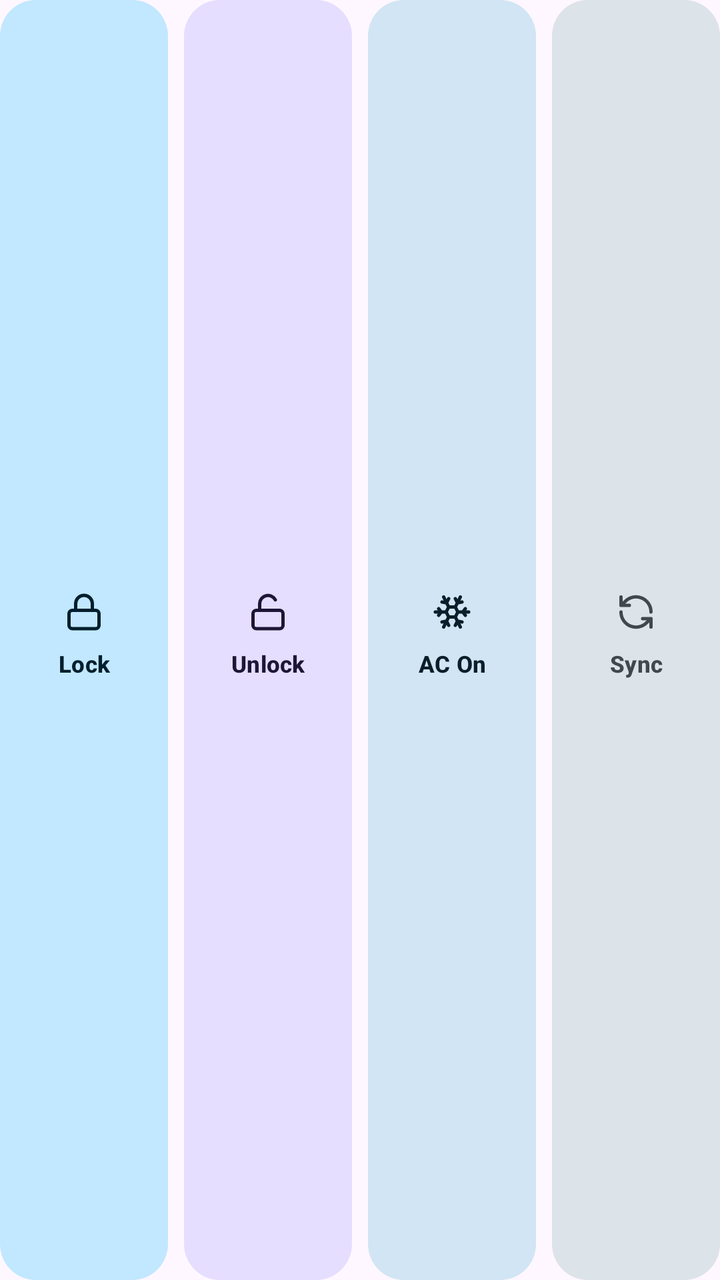
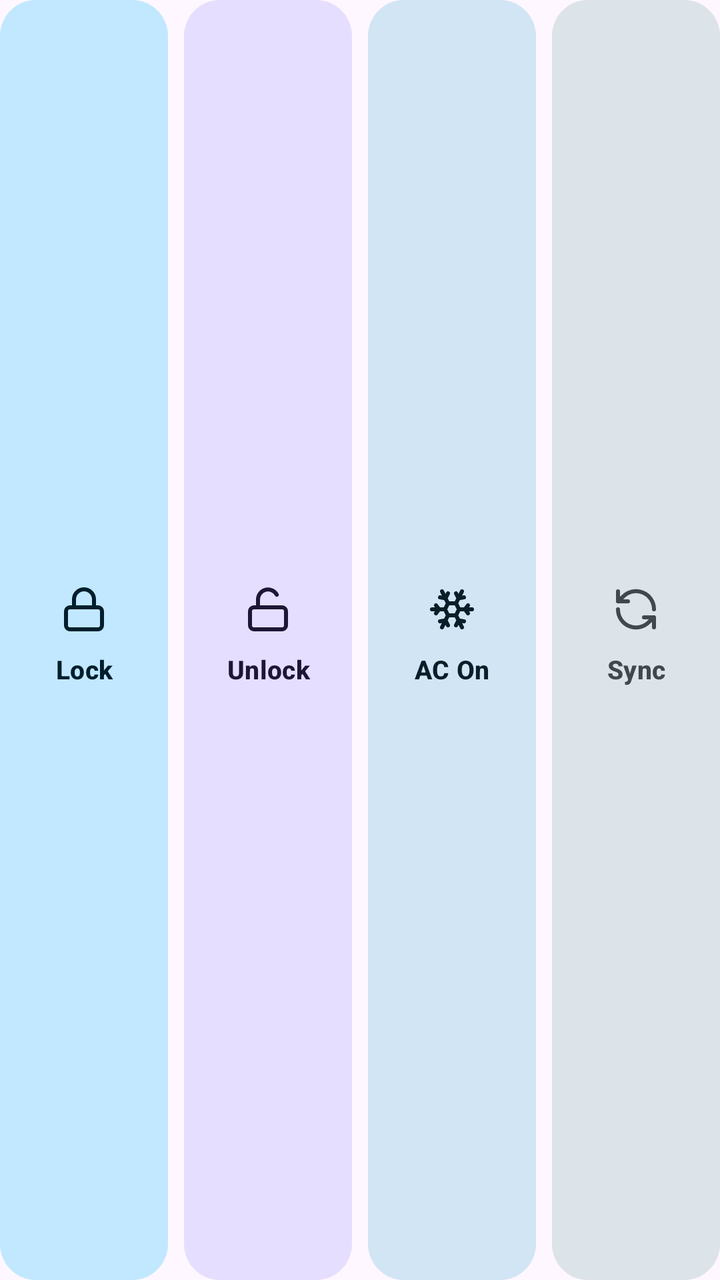

Screens rendered from an Android XML layout before and after an edit, with the pre-edit source and the edit as a unified diff.
<!-- AndroidManifest.xml: application theme Theme.BydWatch -->
<!-- res/layout/include_widget_4x3_actions.xml -->
<?xml version="1.0" encoding="utf-8"?>
<LinearLayout xmlns:android="http://schemas.android.com/apk/res/android"
    android:layout_width="match_parent"
    android:layout_height="64dp"
    android:orientation="horizontal">

    <LinearLayout
        android:id="@+id/tileWidgetLock"
        android:layout_width="0dp"
        android:layout_height="match_parent"
        android:layout_marginEnd="4dp"
        android:layout_weight="1"
        android:background="@drawable/bg_widget_btn_primary"
        android:gravity="center"
        android:orientation="vertical"
        android:paddingHorizontal="4dp">

        <ImageView
            android:id="@+id/ivWidgetLock"
            android:layout_width="20dp"
            android:layout_height="20dp"
            android:layout_marginBottom="4dp"
            android:importantForAccessibility="no"
            android:src="@drawable/ic_slot_lock"
            android:tint="@color/widget_on_primary_container" />

        <Button
            android:id="@+id/btnWidgetLock"
            android:layout_width="match_parent"
            android:layout_height="wrap_content"
            android:background="@android:color/transparent"
            android:ellipsize="end"
            android:gravity="center"
            android:maxLines="1"
            android:minWidth="0dp"
            android:minHeight="0dp"
            android:padding="0dp"
            android:stateListAnimator="@null"
            android:text="Lock"
            android:textAllCaps="false"
            android:textColor="@color/widget_on_primary_container"
            android:textSize="11.5sp"
            android:textStyle="bold" />
    </LinearLayout>

    <LinearLayout
        android:id="@+id/tileWidgetUnlock"
        android:layout_width="0dp"
        android:layout_height="match_parent"
        android:layout_marginHorizontal="4dp"
        android:layout_weight="1"
        android:background="@drawable/bg_widget_btn_tertiary"
        android:gravity="center"
        android:orientation="vertical"
        android:paddingHorizontal="4dp">

        <ImageView
            android:id="@+id/ivWidgetUnlock"
            android:layout_width="20dp"
            android:layout_height="20dp"
            android:layout_marginBottom="4dp"
            android:importantForAccessibility="no"
            android:src="@drawable/ic_slot_unlock"
            android:tint="@color/widget_on_tertiary_container" />

        <Button
            android:id="@+id/btnWidgetUnlock"
            android:layout_width="match_parent"
            android:layout_height="wrap_content"
            android:background="@android:color/transparent"
            android:ellipsize="end"
            android:gravity="center"
            android:maxLines="1"
            android:minWidth="0dp"
            android:minHeight="0dp"
            android:padding="0dp"
            android:stateListAnimator="@null"
            android:text="Unlock"
            android:textAllCaps="false"
            android:textColor="@color/widget_on_tertiary_container"
            android:textSize="11.5sp"
            android:textStyle="bold" />
    </LinearLayout>

    <LinearLayout
        android:id="@+id/tileWidgetAc"
        android:layout_width="0dp"
        android:layout_height="match_parent"
        android:layout_marginHorizontal="4dp"
        android:layout_weight="1"
        android:background="@drawable/bg_widget_btn_secondary"
        android:gravity="center"
        android:orientation="vertical"
        android:paddingHorizontal="4dp">

        <ImageView
            android:id="@+id/ivWidgetAc"
            android:layout_width="20dp"
            android:layout_height="20dp"
            android:layout_marginBottom="4dp"
            android:importantForAccessibility="no"
            android:src="@drawable/ic_slot_ac"
            android:tint="@color/widget_on_secondary_container" />

        <Button
            android:id="@+id/btnWidgetAc"
            android:layout_width="match_parent"
            android:layout_height="wrap_content"
            android:background="@android:color/transparent"
            android:ellipsize="end"
            android:gravity="center"
            android:maxLines="1"
            android:minWidth="0dp"
            android:minHeight="0dp"
            android:padding="0dp"
            android:stateListAnimator="@null"
            android:text="AC On"
            android:textAllCaps="false"
            android:textColor="@color/widget_on_secondary_container"
            android:textSize="11.5sp"
            android:textStyle="bold" />
    </LinearLayout>

    <LinearLayout
        android:id="@+id/tileWidgetRefresh"
        android:layout_width="0dp"
        android:layout_height="match_parent"
        android:layout_marginStart="4dp"
        android:layout_weight="1"
        android:background="@drawable/bg_widget_btn_tonal"
        android:gravity="center"
        android:orientation="vertical"
        android:paddingHorizontal="4dp">

        <ImageView
            android:id="@+id/ivWidgetRefresh"
            android:layout_width="20dp"
            android:layout_height="20dp"
            android:layout_marginBottom="4dp"
            android:importantForAccessibility="no"
            android:src="@drawable/ic_slot_sync"
            android:tint="@color/widget_on_surface_variant" />

        <Button
            android:id="@+id/btnWidgetRefresh"
            android:layout_width="match_parent"
            android:layout_height="wrap_content"
            android:background="@android:color/transparent"
            android:ellipsize="end"
            android:gravity="center"
            android:maxLines="1"
            android:minWidth="0dp"
            android:minHeight="0dp"
            android:padding="0dp"
            android:stateListAnimator="@null"
            android:text="Sync"
            android:textAllCaps="false"
            android:textColor="@color/widget_on_surface_variant"
            android:textSize="11.5sp"
            android:textStyle="bold" />
    </LinearLayout>
</LinearLayout>
<!-- resources referenced by this layout -->
<resources>
  <color name="widget_on_primary_container">#002114</color>
  <color name="widget_on_secondary_container">#001E30</color>
  <color name="widget_on_surface_variant">#414944</color>
  <color name="widget_on_tertiary_container">#2B1700</color>
  <!-- drawable bg_widget_btn_primary (drawable) -->
  <?xml version="1.0" encoding="utf-8"?>
  <shape xmlns:android="http://schemas.android.com/apk/res/android"
      android:shape="rectangle">
      <solid android:color="@color/widget_primary_container" />
      <corners android:radius="18dp" />
  </shape>
  <!-- drawable bg_widget_btn_secondary (drawable) -->
  <?xml version="1.0" encoding="utf-8"?>
  <shape xmlns:android="http://schemas.android.com/apk/res/android"
      android:shape="rectangle">
      <solid android:color="@color/widget_secondary_container" />
      <corners android:radius="18dp" />
  </shape>
  <!-- drawable bg_widget_btn_tertiary (drawable) -->
  <?xml version="1.0" encoding="utf-8"?>
  <shape xmlns:android="http://schemas.android.com/apk/res/android"
      android:shape="rectangle">
      <solid android:color="@color/widget_tertiary_container" />
      <corners android:radius="18dp" />
  </shape>
  <!-- drawable bg_widget_btn_tonal (drawable) -->
  <?xml version="1.0" encoding="utf-8"?>
  <shape xmlns:android="http://schemas.android.com/apk/res/android"
      android:shape="rectangle">
      <solid android:color="@color/widget_surface_variant" />
      <corners android:radius="18dp" />
  </shape>
  <!-- drawable ic_slot_ac (drawable) -->
  <?xml version="1.0" encoding="utf-8"?>
  <vector xmlns:android="http://schemas.android.com/apk/res/android"
      android:width="24dp"
      android:height="24dp"
      android:viewportWidth="24"
      android:viewportHeight="24">
      <path
          android:fillColor="@android:color/transparent"
          android:strokeColor="#FFFFFF"
          android:strokeLineCap="round"
          android:strokeLineJoin="round"
          android:strokeWidth="2"
          android:pathData="M10,20l-1.25,-2.5L6,18 M10,4L8.75,6.5L6,6 M14,20l1.25,-2.5L18,18 M14,4l1.25,2.5L18,6 M17,21l-3,-6h-4 M17,3l-3,6l1.5,3 M2,12h6.5L10,9 M20,10l-1.5,2l1.5,2 M22,12h-6.5L14,15 M4,10l1.5,2L4,14 M7,21l3,-6l-1.5,-3 M7,3l3,6h4" />
  </vector>
  <!-- drawable ic_slot_sync (drawable) -->
  <?xml version="1.0" encoding="utf-8"?>
  <vector xmlns:android="http://schemas.android.com/apk/res/android"
      android:width="24dp"
      android:height="24dp"
      android:viewportWidth="24"
      android:viewportHeight="24">
      <path
          android:fillColor="@android:color/transparent"
          android:strokeColor="#FFFFFF"
          android:strokeLineCap="round"
          android:strokeLineJoin="round"
          android:strokeWidth="2"
          android:pathData="M21,12a9,9 0 0,0 -15.5,-6.3L3,8 M3,3v5h5 M3,12a9,9 0 0,0 15.5,6.3L21,16 M21,21v-5h-5" />
  </vector>
  <color name="widget_primary_container">#9FF2CE</color>
  <color name="widget_secondary_container">#CBE6FF</color>
  <color name="widget_tertiary_container">#FFE0B2</color>
  <color name="widget_surface_variant">#E3EBE6</color>
  <color name="accent_emerald">#006C4C</color>
  <color name="bg_obsidian">#F6F8F7</color>
  <color name="accent_cyan">#00658E</color>
  <style name="Widget.BydWatch.TextInputLayout" parent="Widget.Material3.TextInputLayout.OutlinedBox">
          <item name="boxCornerRadiusTopStart">16dp</item>
          <item name="boxCornerRadiusTopEnd">16dp</item>
          <item name="boxCornerRadiusBottomStart">16dp</item>
          <item name="boxCornerRadiusBottomEnd">16dp</item>
          <item name="boxStrokeWidth">1dp</item>
          <item name="boxStrokeWidthFocused">2dp</item>
      </style>
  <!-- unchanged entries left out for length: 3 -->
</resources>

<!-- the commit's change to res/layout/include_widget_4x3_actions.xml (unified diff, before → after) -->
@@ -1,7 +1,7 @@
 <?xml version="1.0" encoding="utf-8"?>
 <LinearLayout xmlns:android="http://schemas.android.com/apk/res/android"
     android:layout_width="match_parent"
-    android:layout_height="64dp"
+    android:layout_height="88dp"
     android:orientation="horizontal">
 
     <LinearLayout
@@ -17,9 +17,9 @@
 
         <ImageView
             android:id="@+id/ivWidgetLock"
-            android:layout_width="20dp"
-            android:layout_height="20dp"
-            android:layout_marginBottom="4dp"
+            android:layout_width="24dp"
+            android:layout_height="24dp"
+            android:layout_marginBottom="5dp"
             android:importantForAccessibility="no"
             android:src="@drawable/ic_slot_lock"
             android:tint="@color/widget_on_primary_container" />
@@ -39,7 +39,7 @@
             android:text="Lock"
             android:textAllCaps="false"
             android:textColor="@color/widget_on_primary_container"
-            android:textSize="11.5sp"
+            android:textSize="13sp"
             android:textStyle="bold" />
     </LinearLayout>
 
@@ -56,9 +56,9 @@
 
         <ImageView
             android:id="@+id/ivWidgetUnlock"
-            android:layout_width="20dp"
-            android:layout_height="20dp"
-            android:layout_marginBottom="4dp"
+            android:layout_width="24dp"
+            android:layout_height="24dp"
+            android:layout_marginBottom="5dp"
             android:importantForAccessibility="no"
             android:src="@drawable/ic_slot_unlock"
             android:tint="@color/widget_on_tertiary_container" />
@@ -78,7 +78,7 @@
             android:text="Unlock"
             android:textAllCaps="false"
             android:textColor="@color/widget_on_tertiary_container"
-            android:textSize="11.5sp"
+            android:textSize="13sp"
             android:textStyle="bold" />
     </LinearLayout>
 
@@ -95,9 +95,9 @@
 
         <ImageView
             android:id="@+id/ivWidgetAc"
-            android:layout_width="20dp"
-            android:layout_height="20dp"
-            android:layout_marginBottom="4dp"
+            android:layout_width="24dp"
+            android:layout_height="24dp"
+            android:layout_marginBottom="5dp"
             android:importantForAccessibility="no"
             android:src="@drawable/ic_slot_ac"
             android:tint="@color/widget_on_secondary_container" />
@@ -117,7 +117,7 @@
             android:text="AC On"
             android:textAllCaps="false"
             android:textColor="@color/widget_on_secondary_container"
-            android:textSize="11.5sp"
+            android:textSize="13sp"
             android:textStyle="bold" />
     </LinearLayout>
 
@@ -134,9 +134,9 @@
 
         <ImageView
             android:id="@+id/ivWidgetRefresh"
-            android:layout_width="20dp"
-            android:layout_height="20dp"
-            android:layout_marginBottom="4dp"
+            android:layout_width="24dp"
+            android:layout_height="24dp"
+            android:layout_marginBottom="5dp"
             android:importantForAccessibility="no"
             android:src="@drawable/ic_slot_sync"
             android:tint="@color/widget_on_surface_variant" />
@@ -156,7 +156,7 @@
             android:text="Sync"
             android:textAllCaps="false"
             android:textColor="@color/widget_on_surface_variant"
-            android:textSize="11.5sp"
+            android:textSize="13sp"
             android:textStyle="bold" />
     </LinearLayout>
 </LinearLayout>
